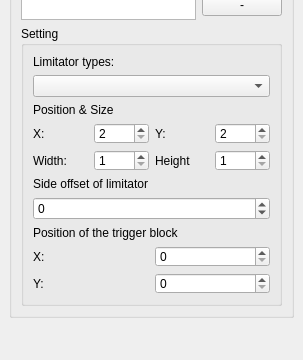
Old version of the form DockWidget/CameraControlDockWidget.ui in the repository wario-land/WL4Editor; both pictures show x 0 to 303 and y 207 to 567 of the 303 by 567 pixel window.
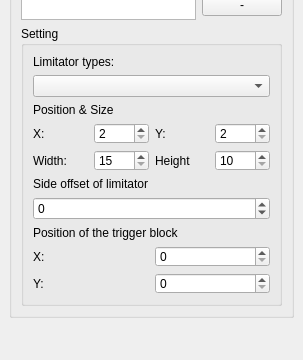
New version of the form.

What changed in the file:
```diff
--- a/DockWidget/CameraControlDockWidget.ui
+++ b/DockWidget/CameraControlDockWidget.ui
@@ -161,10 +161,10 @@
               <item row="1" column="1">
                <widget class="QSpinBox" name="spinBox_width">
                 <property name="minimum">
-                 <number>1</number>
+                 <number>15</number>
                 </property>
                 <property name="maximum">
-                 <number>255</number>
+                 <number>251</number>
                 </property>
                </widget>
               </item>
@@ -178,10 +178,10 @@
               <item row="1" column="3">
                <widget class="QSpinBox" name="spinBox_height">
                 <property name="minimum">
-                 <number>1</number>
+                 <number>10</number>
                 </property>
                 <property name="maximum">
-                 <number>255</number>
+                 <number>251</number>
                 </property>
                </widget>
               </item>
```
